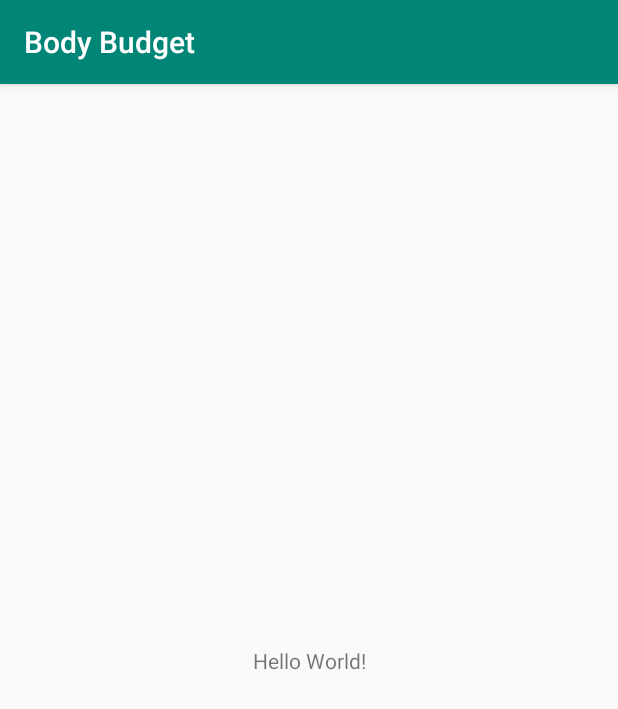
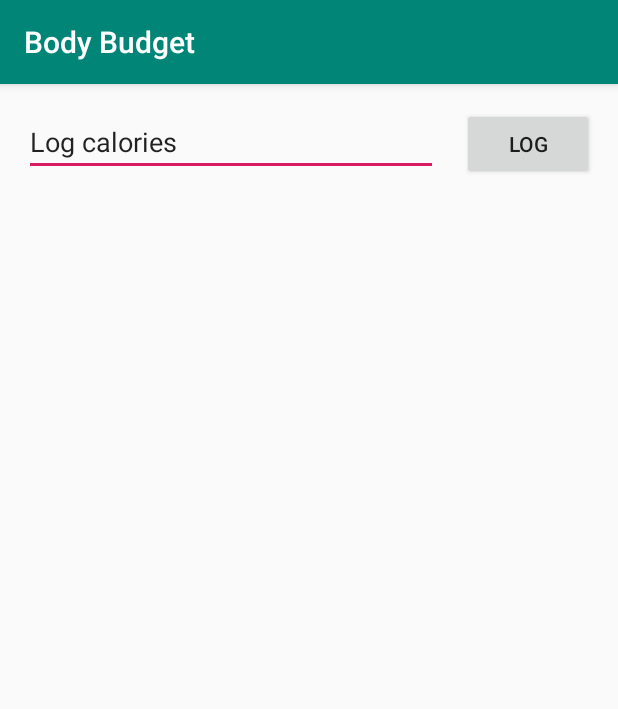
Before and after one commit to blakemr/body-budget, an Android app: the screen it shows after launch (MainActivity), on a phone screen of 412 x 824 dp. Shown: the top 709 px of the screen. Run offline under Robolectric (Android 15) with nearby library versions, the phone set to English and light mode, and no system bars.

Commit message:
Added calorie entry and button to layout

```diff
--- a/app/build.gradle
+++ b/app/build.gradle
@@ -1,4 +1,6 @@
 apply plugin: 'com.android.application'
+apply plugin: 'kotlin-android-extensions'
+apply plugin: 'kotlin-android'
 
 android {
     compileSdkVersion 29
@@ -26,4 +28,9 @@ dependencies {
     testImplementation 'junit:junit:4.12'
     androidTestImplementation 'androidx.test.ext:junit:1.1.0'
     androidTestImplementation 'androidx.test.espresso:espresso-core:3.1.1'
+    implementation "androidx.core:core-ktx:+"
+    implementation "org.jetbrains.kotlin:kotlin-stdlib-jdk7:$kotlin_version"
 }
+repositories {
+    mavenCentral()
+}
--- a/app/src/main/res/layout/activity_main.xml
+++ b/app/src/main/res/layout/activity_main.xml
@@ -6,13 +6,33 @@
     android:layout_height="match_parent"
     tools:context=".MainActivity">
 
-    <TextView
+    <Button
+        android:id="@+id/logButton"
         android:layout_width="wrap_content"
         android:layout_height="wrap_content"
-        android:text="Hello World!"
-        app:layout_constraintBottom_toBottomOf="parent"
-        app:layout_constraintLeft_toLeftOf="parent"
-        app:layout_constraintRight_toRightOf="parent"
+        android:layout_marginStart="16dp"
+        android:layout_marginLeft="16dp"
+        android:layout_marginTop="16dp"
+        android:layout_marginEnd="16dp"
+        android:layout_marginRight="16dp"
+        android:text="@string/button_log"
+        app:layout_constraintEnd_toEndOf="parent"
+        app:layout_constraintHorizontal_bias="0.5"
+        app:layout_constraintStart_toEndOf="@+id/calorieText"
         app:layout_constraintTop_toTopOf="parent" />
 
+    <EditText
+        android:id="@+id/calorieText"
+        android:layout_width="0dp"
+        android:layout_height="wrap_content"
+        android:layout_marginStart="16dp"
+        android:layout_marginLeft="16dp"
+        android:layout_marginTop="16dp"
+        android:ems="10"
+        android:inputType="number"
+        android:text="@string/calorie_entry"
+        app:layout_constraintEnd_toStartOf="@+id/logButton"
+        app:layout_constraintHorizontal_bias="0.5"
+        app:layout_constraintStart_toStartOf="parent"
+        app:layout_constraintTop_toTopOf="parent" />
 </androidx.constraintlayout.widget.ConstraintLayout>
--- a/app/src/main/res/values/strings.xml
+++ b/app/src/main/res/values/strings.xml
@@ -1,3 +1,5 @@
 <resources>
     <string name="app_name">Body Budget</string>
+    <string name="calorie_entry">Log calories</string>
+    <string name="button_log">Log</string>
 </resources>
--- a/build.gradle
+++ b/build.gradle
@@ -1,13 +1,15 @@
 // Top-level build file where you can add configuration options common to all sub-projects/modules.
 
 buildscript {
+    ext.kotlin_version = '1.3.61'
     repositories {
         google()
         jcenter()
 
     }
     dependencies {
-        classpath 'com.android.tools.build:gradle:3.5.3'
+        classpath 'com.android.tools.build:gradle:3.6.1'
+        classpath "org.jetbrains.kotlin:kotlin-gradle-plugin:$kotlin_version"
 
         // NOTE: Do not place your application dependencies here; they belong
         // in the individual module build.gradle files
```
Also changed, not shown: gradle/wrapper/gradle-wrapper.properties.
